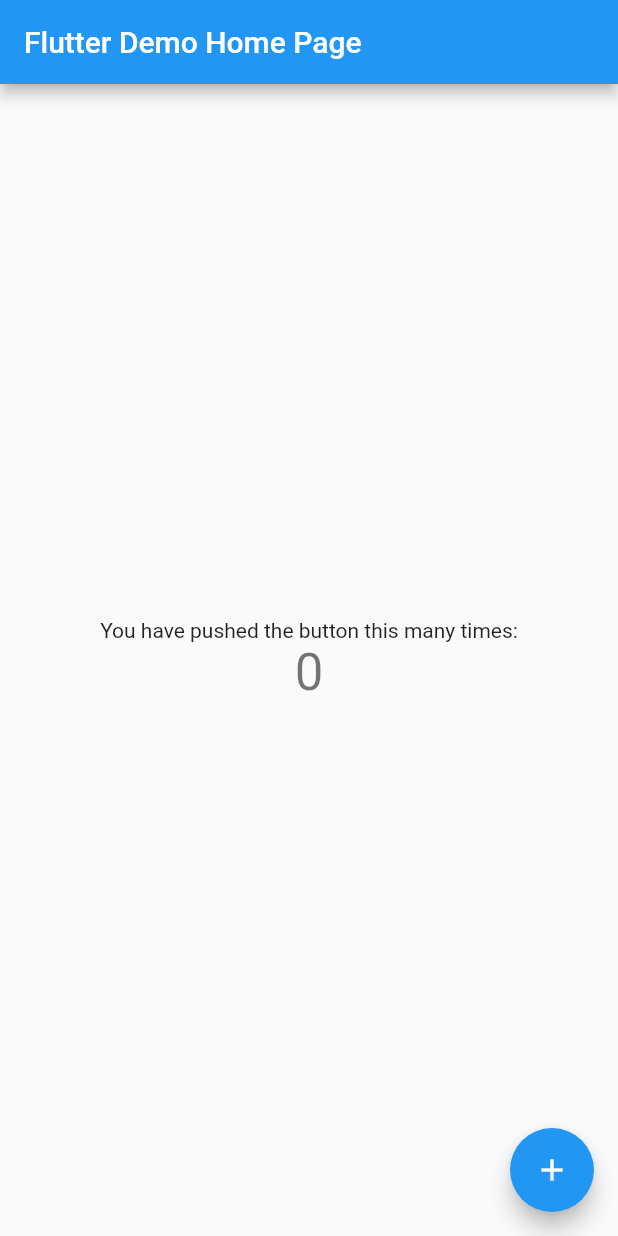
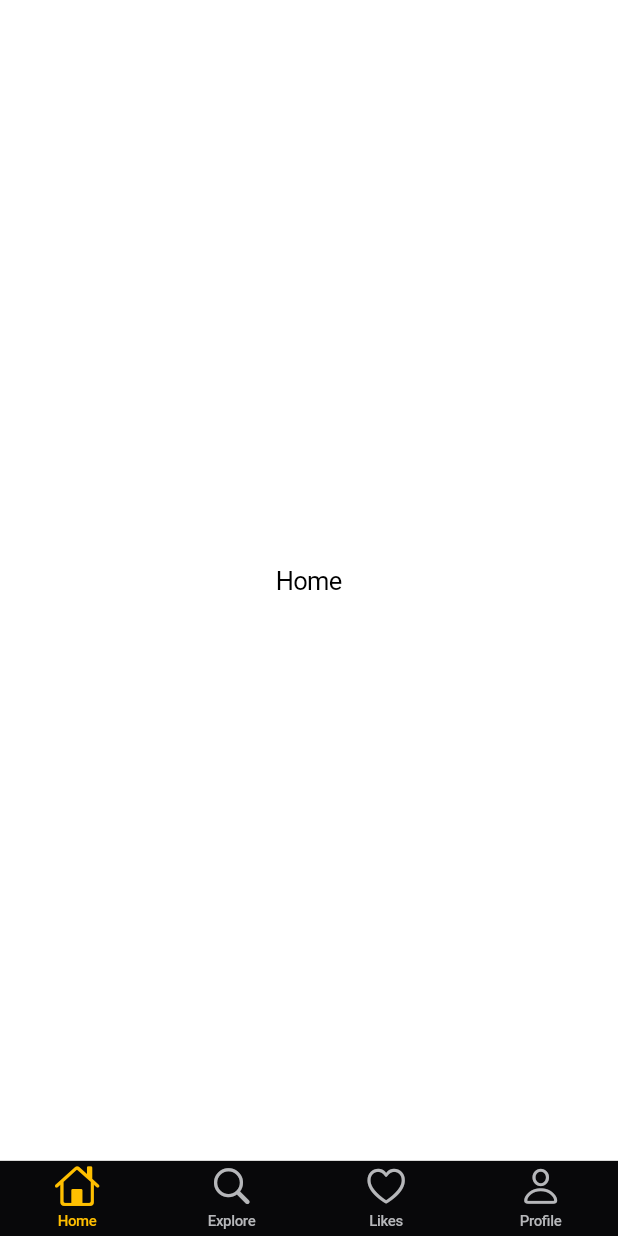
Before and after one commit to skittlesaur/cleotour, a Flutter app: the screen it shows after launch, on a phone screen of 412 x 824 dp. Run offline on Flutter 3.47's test engine with Material 2 defaults, Android fonts, the phone set to English and light mode, and no system bars.

Commit message:
test navigation

```diff
--- a/lib/main.dart
+++ b/lib/main.dart
@@ -1,3 +1,5 @@
+import 'package:cleotour/screens/home.dart';
+import 'package:flutter/cupertino.dart';
 import 'package:flutter/material.dart';
 
 void main() {
@@ -10,106 +12,9 @@
   // This widget is the root of your application.
   @override
   Widget build(BuildContext context) {
-    return MaterialApp(
-      title: 'Flutter Demo',
-      theme: ThemeData(
-        // This is the theme of your application.
-        //
-        // Try running your application with "flutter run". You'll see the
-        // application has a blue toolbar. Then, without quitting the app, try
-        // changing the primarySwatch below to Colors.green and then invoke
-        // "hot reload" (press "r" in the console where you ran "flutter run",
-        // or simply save your changes to "hot reload" in a Flutter IDE).
-        // Notice that the counter didn't reset back to zero; the application
-        // is not restarted.
-        primarySwatch: Colors.blue,
-      ),
-      home: const MyHomePage(title: 'Flutter Demo Home Page'),
+    return const CupertinoApp(
+      title: 'Cleotour',
+      home: HomeScreen(),
     );
   }
 }
-
-class MyHomePage extends StatefulWidget {
-  const MyHomePage({super.key, required this.title});
-
-  // This widget is the home page of your application. It is stateful, meaning
-  // that it has a State object (defined below) that contains fields that affect
-  // how it looks.
-
-  // This class is the configuration for the state. It holds the values (in this
-  // case the title) provided by the parent (in this case the App widget) and
-  // used by the build method of the State. Fields in a Widget subclass are
-  // always marked "final".
-
-  final String title;
-
-  @override
-  State<MyHomePage> createState() => _MyHomePageState();
-}
-
-class _MyHomePageState extends State<MyHomePage> {
-  int _counter = 0;
-
-  void _incrementCounter() {
-    setState(() {
-      // This call to setState tells the Flutter framework that something has
-      // changed in this State, which causes it to rerun the build method below
-      // so that the display can reflect the updated values. If we changed
-      // _counter without calling setState(), then the build method would not be
-      // called again, and so nothing would appear to happen.
-      _counter++;
-    });
-  }
-
-  @override
-  Widget build(BuildContext context) {
-    // This method is rerun every time setState is called, for instance as done
-    // by the _incrementCounter method above.
-    //
-    // The Flutter framework has been optimized to make rerunning build methods
-    // fast, so that you can just rebuild anything that needs updating rather
-    // than having to individually change instances of widgets.
-    return Scaffold(
-      appBar: AppBar(
-        // Here we take the value from the MyHomePage object that was created by
-        // the App.build method, and use it to set our appbar title.
-        title: Text(widget.title),
-      ),
-      body: Center(
-        // Center is a layout widget. It takes a single child and positions it
-        // in the middle of the parent.
-        child: Column(
-          // Column is also a layout widget. It takes a list of children and
-          // arranges them vertically. By default, it sizes itself to fit its
-          // children horizontally, and tries to be as tall as its parent.
-          //
-          // Invoke "debug painting" (press "p" in the console, choose the
-          // "Toggle Debug Paint" action from the Flutter Inspector in Android
-          // Studio, or the "Toggle Debug Paint" command in Visual Studio Code)
-          // to see the wireframe for each widget.
-          //
-          // Column has various properties to control how it sizes itself and
-          // how it positions its children. Here we use mainAxisAlignment to
-          // center the children vertically; the main axis here is the vertical
-          // axis because Columns are vertical (the cross axis would be
-          // horizontal).
-          mainAxisAlignment: MainAxisAlignment.center,
-          children: <Widget>[
-            const Text(
-              'You have pushed the button this many times:',
-            ),
-            Text(
-              '$_counter',
-              style: Theme.of(context).textTheme.headlineMedium,
-            ),
-          ],
-        ),
-      ),
-      floatingActionButton: FloatingActionButton(
-        onPressed: _incrementCounter,
-        tooltip: 'Increment',
-        child: const Icon(Icons.add),
-      ), // This trailing comma makes auto-formatting nicer for build methods.
-    );
-  }
-}
--- /dev/null
+++ b/lib/screens/home.dart
@@ -0,0 +1,13 @@
+import 'package:flutter/cupertino.dart';
+import 'package:cleotour/widgets/common/navigation.dart';
+
+class HomeScreen extends StatelessWidget {
+  const HomeScreen({Key? key}) : super(key: key);
+
+  static const String routeName = '/home';
+
+  @override
+  Widget build(BuildContext context) {
+    return const NavigationBar();
+  }
+}
--- /dev/null
+++ b/lib/widgets/common/navigation.dart
@@ -0,0 +1,50 @@
+import 'package:flutter/cupertino.dart';
+
+class NavigationBar extends StatelessWidget {
+  const NavigationBar({Key? key, this.currentActive = 0}) : super(key: key);
+
+  final int currentActive;
+
+  static const List<String> _navigationItems = <String>[
+    'Home',
+    'Explore',
+    'Likes',
+    'Profile'
+  ];
+
+  static const List<IconData> _navigationIcons = <IconData>[
+    CupertinoIcons.home,
+    CupertinoIcons.search,
+    CupertinoIcons.heart,
+    CupertinoIcons.person
+  ];
+
+  @override
+  Widget build(BuildContext context) {
+    return CupertinoTabScaffold(
+      tabBar: CupertinoTabBar(
+        backgroundColor: Color(0xFF08080A),
+        inactiveColor: Color(0xFFB6B7BA),
+        // set active color to linear gradient color
+        activeColor: Color(0xFFFFBF00),
+        items: _navigationItems.map((String item) {
+          return BottomNavigationBarItem(
+            icon: Icon(_navigationIcons[_navigationItems.indexOf(item)]),
+            label: item,
+          );
+        }).toList(),
+      ),
+      tabBuilder: (BuildContext context, int index) {
+        return CupertinoTabView(
+          builder: (BuildContext context) {
+            return CupertinoPageScaffold(
+              child: Center(
+                child: Text(_navigationItems[index]),
+              ),
+            );
+          },
+        );
+      },
+    );
+  }
+}
```
